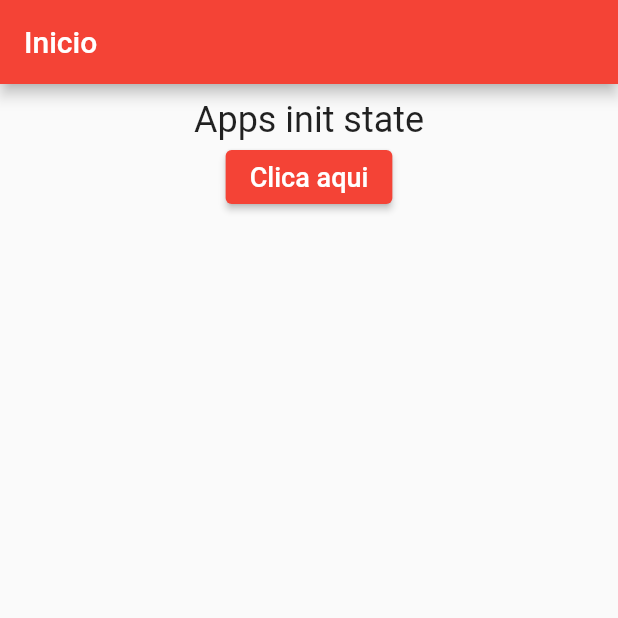
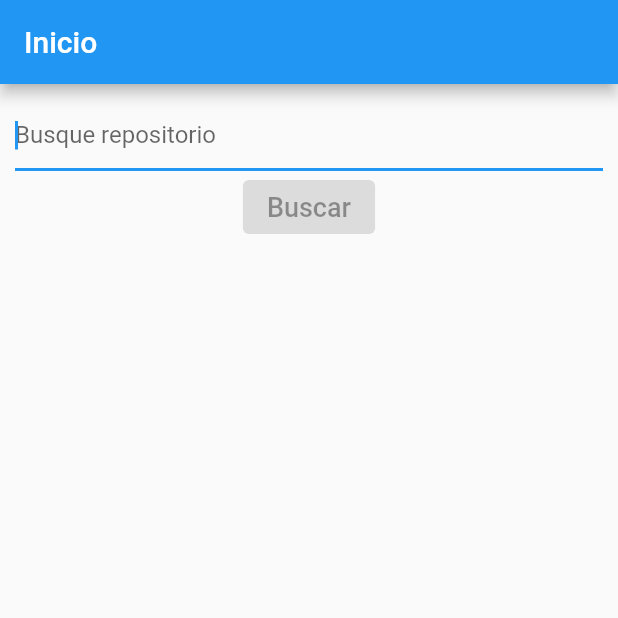
Before and after one commit to daantonio27/FlutterExampleApps, a Flutter app: the screen it shows after launch, on a phone screen of 412 x 824 dp, the top half of it. Run offline on Flutter 3.47's test engine with Material 2 defaults, Android fonts, the phone set to English and light mode, and no system bars.

```diff
--- /dev/null
+++ b/hello/lib/components/form_repository.dart
@@ -0,0 +1,53 @@
+import 'package:flutter/material.dart';
+import 'package:hello/components/botao.dart';
+
+class FormRepository extends StatefulWidget {
+  FormRepository({Key? key, required this.onSearch, required this.loading}) : super(key: key);
+
+  final Function onSearch;
+  final bool loading;
+
+  @override
+  State<FormRepository> createState() => _FormRepositoryState();
+}
+
+class _FormRepositoryState extends State<FormRepository> {
+  final GlobalKey<FormState> _formKey = GlobalKey<FormState>();
+  var _search = "";
+
+  @override
+  Widget build(BuildContext context) {
+    return Form(
+      key: _formKey,
+      child: Column(
+        children: <Widget>[
+          TextFormField(
+            autofocus: true,
+            onChanged: (value) => setState(() {
+              _search = value;
+            }),
+            decoration: const InputDecoration(
+              hintText: 'Busque repositorio',
+            ),
+            validator: (String? value) {
+              if (value == null || value.isEmpty) {
+                return 'Por favor preencha esse campo';
+              }
+              return null;
+            },
+          ),
+          Botao(
+            onPressed: widget.loading || _search.isEmpty ? null : () {
+              if (_formKey.currentState!.validate()) {
+                widget.onSearch(_search);
+              }
+            },
+            text: "Buscar",
+          ),
+          if (widget.loading)
+            CircularProgressIndicator(),
+        ],
+      ),
+    );
+  }
+}
--- a/hello/lib/components/list_repository.dart
+++ b/hello/lib/components/list_repository.dart
@@ -1,4 +1,5 @@
 import 'package:flutter/material.dart';
+
 import 'package:hello/models/repository.dart';
 
 class ListRepository extends StatelessWidget {
--- a/hello/lib/main.dart
+++ b/hello/lib/main.dart
@@ -12,7 +12,7 @@ class MyApp extends StatelessWidget {
     return MaterialApp(
       title: 'Flutter Demo',
       theme: ThemeData(
-        primarySwatch: Colors.red,
+        primarySwatch: Colors.blue,
         visualDensity: VisualDensity.adaptivePlatformDensity,
       ),
       home: HomePage(),
--- a/hello/lib/screens/home.dart
+++ b/hello/lib/screens/home.dart
@@ -3,9 +3,9 @@ import 'dart:async';
 import 'dart:convert';
 
 import 'package:flutter/material.dart';
+import 'package:hello/components/form_repository.dart';
 import 'package:http/http.dart' as http;
 
-import 'package:hello/components/botao.dart';
 import 'package:hello/models/repository.dart';
 import 'package:hello/components/list_repository.dart';
 
@@ -17,17 +17,21 @@ class HomePage extends StatefulWidget {
 }
 
 class _HomePageState extends State<HomePage> {
-  var _texto = "Hello World";
   var _repositories = new List<Repository>.empty();
+  var _loading = false;
 
-  @override
-  void initState() => _texto = "Apps init state";
+  Future<void> searchRepositories(String repo) async {
+    if (_loading) return;
 
-  Future<void> searchRepositories() async {
+    setState(() {
+      _loading = true;
+    });
+
     final response = await http.get(Uri.parse(
-        'https://api.github.com/search/repositories?q=flutter&page=0&per_page=10'));
+        'https://api.github.com/search/repositories?q=$repo&page=0&per_page=10'));
     var data = jsonDecode(response.body);
     setState(() {
+      _loading = false;
       _repositories =
           (data['items'] as List).map((e) => Repository.fromJson(e)).toList();
       _repositories.forEach((element) {
@@ -47,13 +51,9 @@ class _HomePageState extends State<HomePage> {
         padding: EdgeInsets.all(10.0),
         child: Column(
           children: <Widget>[
-            Text(
-              _texto,
-              style: TextStyle(fontSize: 24.0),
-            ),
-            Botao(
-              onPressed: searchRepositories,
-              text: "Clica aqui",
+            FormRepository(
+              onSearch: searchRepositories,
+              loading: _loading,
             ),
             Expanded(
               child: ListRepository(
```
